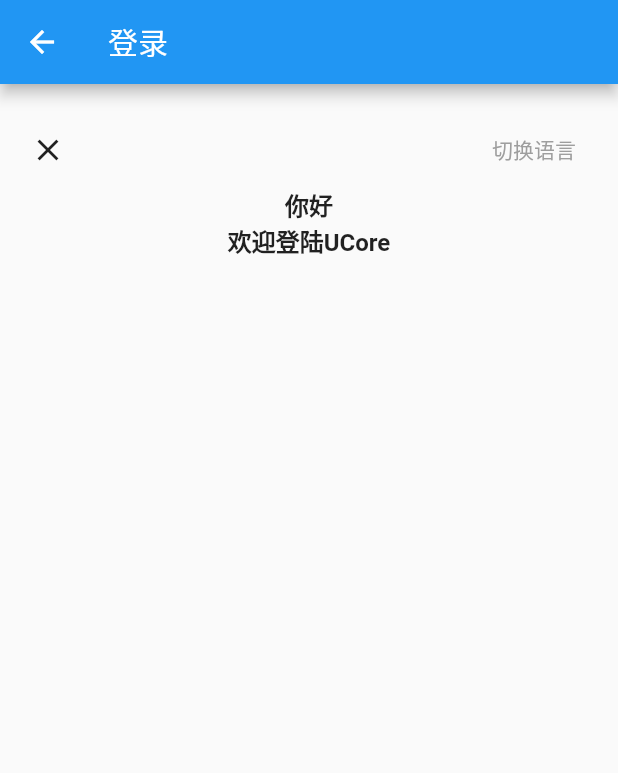
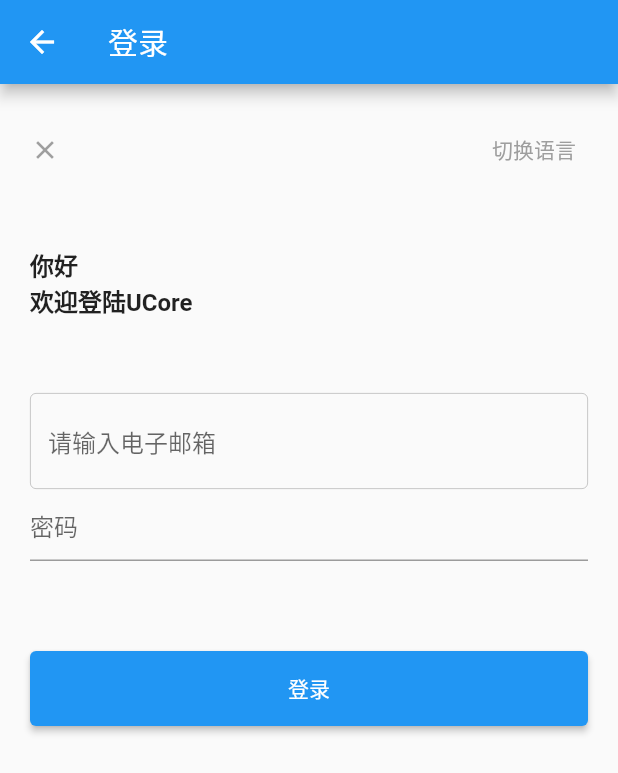
Before and after one commit to liwanyang/flutter-userCenter, a Flutter app: the screen it shows after launch, after a tap on "登录", on a phone screen of 412 x 824 dp. Shown: the top 773 px of the screen. Run offline on Flutter 3.47's test engine with Material 2 defaults, Android fonts, the phone set to English and light mode, and no system bars; our stand-ins replace get.

Commit message:
login page update

```diff
--- a/lib/pages/login/index.dart
+++ b/lib/pages/login/index.dart
@@ -4,25 +4,68 @@
 import 'login_controller.dart';
 
 class LoginView extends GetView<LoginController> {
+  TextEditingController emailController = TextEditingController();
+  void _login() {
+    print('登陆');
+  }
   @override
   Widget build(BuildContext context) {
     return Scaffold(
       appBar: AppBar(title: Text('登录')),
-      body: Container(padding: EdgeInsets.all(20),child: Column(children: [
+      body: Container(
+        padding: EdgeInsets.all(20),
+        child: Column(
+          crossAxisAlignment: CrossAxisAlignment.start,
+          children: [
           Row(
             mainAxisAlignment: MainAxisAlignment.spaceBetween,
             children: [
-            Icon(Icons.close),
+              Icon(Icons.close,size: 20,color: Colors.grey[500],),
               TextButton(onPressed: () {
                 print(123);
-            }, child: Text('切换语言', style: TextStyle(color: Colors.grey[500]),))
+              }, child: Text('切换语言', style: TextStyle(color: Colors.grey[500])))
           ]),
           Container(
+            margin: EdgeInsets.only(top: 40),
             child: Column(
+            crossAxisAlignment: CrossAxisAlignment.start,
             children: [
               Text('你好', style: TextStyle(fontWeight: FontWeight.bold,fontSize: 16)),
               Text('欢迎登陆UCore', style: TextStyle(fontWeight: FontWeight.bold,fontSize: 16))
           ])),
+          Container(
+            margin: EdgeInsets.only(top: 50),
+            child: Column(children: [
+              TextField(
+                controller: emailController,
+                decoration: InputDecoration(
+                  hintText: '请输入电子邮箱',
+                  enabledBorder: OutlineInputBorder(
+                    borderSide: BorderSide(color: Color(0xffB6B6B6), width: 0.5)),
+                  )
+              ),
+              TextField(
+                controller: emailController,
+                decoration: InputDecoration(
+                  hintText: '密码'
+                )
+              ),
+              Container(
+                margin: EdgeInsets.only(top: 60),
+                width: 500,
+                height: 50,
+                decoration: BoxDecoration(
+                  // gradient: LinearGradient(colors: [Colors.red, Colors.red]),// 渐变色
+                  borderRadius: BorderRadius.circular(25)
+                ),
+                child:  ElevatedButton (
+                  style: ButtonStyle(
+                    // backgroundColor:null
+                  ),
+                  onPressed: _login,
+                  child: Text('登录')
+              ))
+            ]))
       ]))
     );
   }
```
Lines whose indentation alone changed are shown as unchanged.
